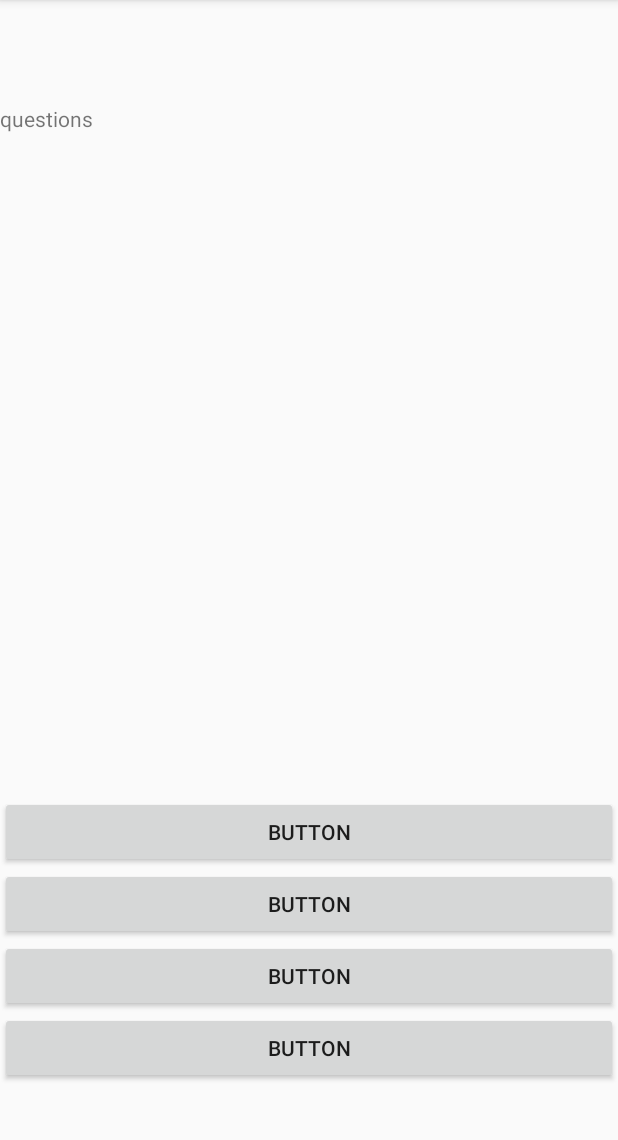
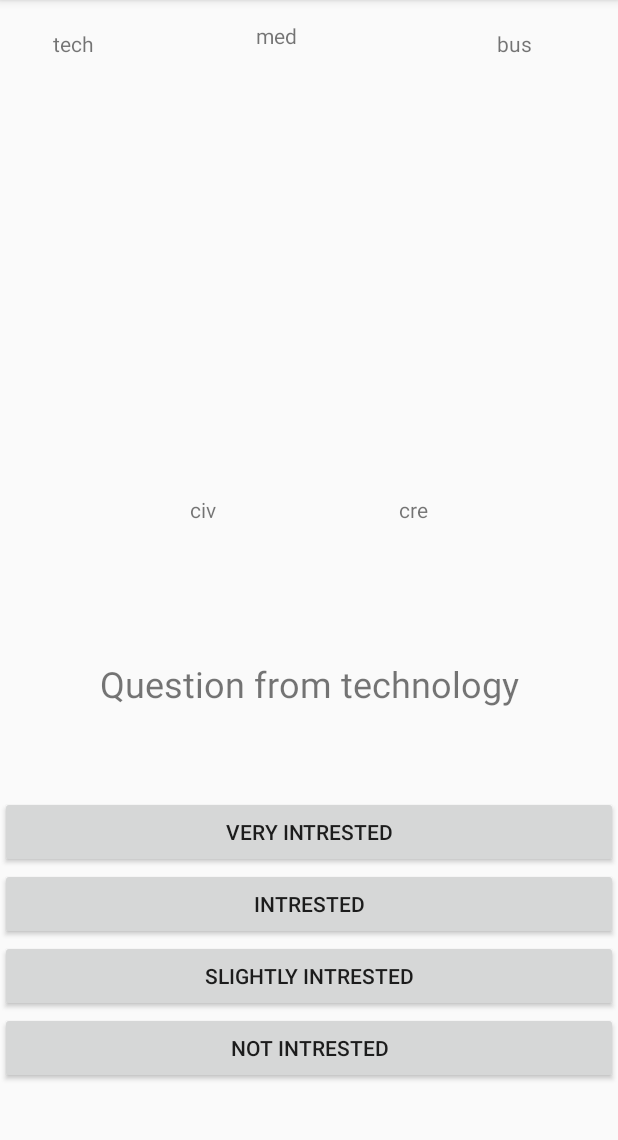
Before and after one commit to dinesh4u2k/Inside_In, an Android app: the quizpage screen opened directly, with no data from a screen before it, on a phone screen of 412 x 824 dp, the part 84-1224 px from its top. Run offline under Robolectric (Android 15) with nearby library versions, the phone set to English and light mode, and no system bars.

Commit message:
second try

```diff
--- /dev/null
+++ b/app/src/main/java/com/dinesh/project_x/Questions.java
@@ -0,0 +1,79 @@
+package com.dinesh.project_x;
+
+
+
+
+public class Questions {
+
+    public String mQuestions[] = {
+           "Question from technology",
+            "Question from Medicine",
+            "Question from business",
+            "Question from civil_service",
+            "Question from creativity",
+            "Question from technology",
+            "Question from Medicine",
+            "Question from civil_service",
+            "Question from business",
+            "Question from creativity",
+            "Question from technology",
+            "Question from Medicine",
+            "Question from business",
+            "Question from civil_service",
+            "Question from creativity",
+            "Question from technology",
+            "Question from Medicine",
+            "Question from business",
+            "Question from civil_service",
+            "Question from creativity"
+
+
+    };
+
+    private String mChoice[][] = {
+            {"Very Intrested","Intrested","Slightly Intrested","Not Intrested"},
+            {"Very Intrested","Intrested","Slightly Intrested","Not Intrested"},
+            {"Very Intrested","Intrested","Slightly Intrested","Not Intrested"},
+            {"Very Intrested","Intrested","Slightly Intrested","Not Intrested"},
+            {"Very Intrested","Intrested","Slightly Intrested","Not Intrested"},
+            {"Very Intrested","Intrested","Slightly Intrested","Not Intrested"},
+            {"Very Intrested","Intrested","Slightly Intrested","Not Intrested"},
+            {"Very Intrested","Intrested","Slightly Intrested","Not Intrested"},
+            {"Very Intrested","Intrested","Slightly Intrested","Not Intrested"},
+            {"Very Intrested","Intrested","Slightly Intrested","Not Intrested"},
+            {"Very Intrested","Intrested","Slightly Intrested","Not Intrested"},
+            {"Very Intrested","Intrested","Slightly Intrested","Not Intrested"},
+            {"Very Intrested","Intrested","Slightly Intrested","Not Intrested"},
+            {"Very Intrested","Intrested","Slightly Intrested","Not Intrested"},
+            {"Very Intrested","Intrested","Slightly Intrested","Not Intrested"},
+            {"Very Intrested","Intrested","Slightly Intrested","Not Intrested"},
+            {"Very Intrested","Intrested","Slightly Intrested","Not Intrested"},
+            {"Very Intrested","Intrested","Slightly Intrested","Not Intrested"},
+            {"Very Intrested","Intrested","Slightly Intrested","Not Intrested"},
+            {"Very Intrested","Intrested","Slightly Intrested","Not Intrested"}
+
+    };
+
+    public String getQuestion(int a){
+        String question = mQuestions[a];
+        return question;
+    }
+
+    public String getoption1(int a){
+        String choice = mChoice[a][0];
+        return choice;
+    }
+
+    public String getoption2(int a){
+        String choice = mChoice[a][1];
+        return choice;
+    }
+    public String getoption3(int a){
+        String choice = mChoice[a][2];
+        return choice;
+    }
+    public String getoption4(int a){
+        String choice = mChoice[a][3];
+        return choice;
+    }
+}
--- a/app/src/main/java/com/dinesh/project_x/quizpage.java
+++ b/app/src/main/java/com/dinesh/project_x/quizpage.java
@@ -2,18 +2,131 @@ package com.dinesh.project_x;
 import android.os.Handler;
 import android.support.v7.app.AppCompatActivity;
 import android.os.Bundle;
+import android.view.View;
+import android.widget.Button;
+import android.widget.TextView;
 import android.widget.Toast;
+
+
 
 
 public class quizpage extends AppCompatActivity {
 
+    Button option1,option2,option3,option4;
+    TextView question,technology1,medicine1,business1,civil_services1, creative1;
+    private Questions mQuestions = new Questions();
+
+    private int mQuestionNumber= 0;
+
     boolean doubleTap = false;
+
+    int dep[];
+    int i=0;
+  /*  int tech =0;
+    int med = 0;
+    int bus = 0;
+    int civ = 0;
+    int cre = 0;*/
+
 
     @Override
     protected void onCreate(Bundle savedInstanceState) {
         super.onCreate(savedInstanceState);
         setContentView(R.layout.activity_quizpage);
+
+
+
+        option1 = (Button) findViewById(R.id.option1);
+        option2 = (Button) findViewById(R.id.option2);
+        option3 = (Button) findViewById(R.id.option3);
+        option4 = (Button) findViewById(R.id.option4);
+        question = (TextView) findViewById(R.id.question);
+        technology1 = (TextView) findViewById(R.id.technology1);
+        medicine1 = (TextView) findViewById(R.id.medicine1);
+        business1 = (TextView) findViewById(R.id.business1);
+        civil_services1 = (TextView) findViewById(R.id.civil_services1);
+        creative1 = (TextView) findViewById(R.id.creative1);
+
+        updateQuestion();
+
+
+        option1.setOnClickListener(new View.OnClickListener() {
+            @Override
+            public void onClick(View v) {
+                dep[i]=4;
+                i++;
+                updateQuestion();
+
+            }
+        });
+        option2.setOnClickListener(new View.OnClickListener() {
+            @Override
+            public void onClick(View v) {
+                dep[i]=3;
+                i++;
+                updateQuestion();
+
+            }
+        });
+        option3.setOnClickListener(new View.OnClickListener() {
+            @Override
+            public void onClick(View v) {
+                dep[i]=2;
+                i++;
+                updateQuestion();
+
+            }
+        });
+        option4.setOnClickListener(new View.OnClickListener() {
+            @Override
+            public void onClick(View v) {
+                dep[i]=1;
+                i++;
+                updateQuestion();
+
+            }
+
+        });
+       /*technology();
+        medecine();
+        business();
+        civil_services();
+        creative();*/
     }
+
+        public void updateQuestion() {
+            question.setText(mQuestions.getQuestion(mQuestionNumber));
+            option1.setText(mQuestions.getoption1(mQuestionNumber));
+            option2.setText(mQuestions.getoption2(mQuestionNumber));
+            option3.setText(mQuestions.getoption3(mQuestionNumber));
+            option4.setText(mQuestions.getoption4(mQuestionNumber));
+            mQuestionNumber++;
+        }
+
+
+    /*public void technology(){
+        tech = dep[1] + dep[6] + dep[11] + dep[16];
+        technology1.setText(tech);
+    }
+    public void medecine(){
+        med = dep[2] + dep[7] + dep[12] + dep[17];
+        medicine1.setText( med);
+    }
+    public void business(){
+        bus = dep[3] + dep[8] + dep[13] + dep[18];
+        business1.setText(bus);
+
+    }
+    public void civil_services(){
+        civ = dep[4] + dep[9] + dep[14] + dep[19];
+        civil_services1.setText(civ);
+    }
+    public void creative(){
+        cre = dep[5] + dep[10] + dep[15] + dep[20];
+        creative1.setText(cre);
+    }*/
+
+
 
     public void onBackPressed(){
         if(doubleTap){
--- a/app/src/main/res/layout/activity_quizpage.xml
+++ b/app/src/main/res/layout/activity_quizpage.xml
@@ -13,6 +13,7 @@
         android:layout_width="match_parent"
         android:layout_height="wrap_content"
         android:text="@string/button3"
+        android:gravity="center"
         android:layout_marginBottom="45dp"
         android:layout_alignParentBottom="true"
         android:layout_alignParentLeft="true"
@@ -23,6 +24,7 @@
         android:layout_width="match_parent"
         android:layout_height="wrap_content"
         android:text="@string/button2"
+        android:gravity="center"
         android:layout_above="@+id/option4"
         android:layout_alignParentLeft="true"
         android:layout_alignParentStart="true" />
@@ -32,6 +34,7 @@
         android:layout_width="match_parent"
         android:layout_height="wrap_content"
         android:text="@string/button1"
+        android:gravity="center"
         android:layout_above="@+id/option3"
         android:layout_alignParentLeft="true"
         android:layout_alignParentStart="true" />
@@ -41,15 +44,74 @@
         android:layout_width="match_parent"
         android:layout_height="wrap_content"
         android:text="@string/button"
+        android:gravity="center"
         android:layout_alignParentLeft="true"
         android:layout_alignParentStart="true"
         android:layout_above="@+id/option2" />
 
     <TextView
         android:id="@+id/question"
+        android:gravity="center"
+        android:textSize="24sp"
         android:layout_width="match_parent"
         android:layout_height="150dp"
+        android:text="@string/questions"
+        android:layout_above="@+id/option1"
+        android:layout_alignParentLeft="true"
+        android:layout_alignParentStart="true" />
+
+    <TextView
+        android:id="@+id/technology1"
+        android:layout_width="70dp"
+        android:layout_height="30dp"
+        android:layout_alignParentLeft="true"
+        android:layout_alignParentStart="true"
         android:layout_alignParentTop="true"
-        android:layout_marginTop="69dp"
-        android:text="@string/questions" />
+        android:layout_marginLeft="14dp"
+        android:layout_marginStart="14dp"
+        android:layout_marginTop="14dp"
+        android:gravity="center"
+        android:text="tech" />
+
+    <TextView
+        android:id="@+id/medicine1"
+        android:layout_width="70dp"
+        android:layout_height="30dp"
+        android:layout_alignTop="@+id/technology1"
+        android:layout_centerHorizontal="true"
+        android:text="med" />
+
+    <TextView
+        android:id="@+id/business1"
+        android:layout_width="70dp"
+        android:layout_height="30dp"
+        android:layout_alignBottom="@+id/medicine1"
+        android:layout_alignParentEnd="true"
+        android:layout_alignParentRight="true"
+        android:layout_marginEnd="34dp"
+        android:layout_marginRight="34dp"
+        android:gravity="center"
+        android:text="bus" />
+
+    <TextView
+        android:id="@+id/civil_services1"
+        android:layout_width="70dp"
+        android:layout_height="30dp"
+        android:layout_above="@+id/question"
+        android:layout_marginBottom="26dp"
+        android:layout_toLeftOf="@+id/medicine1"
+        android:layout_toStartOf="@+id/medicine1"
+        android:gravity="center"
+        android:text="civ" />
+
+    <TextView
+        android:id="@+id/creative1"
+        android:layout_width="70dp"
+        android:layout_height="30dp"
+        android:layout_alignBottom="@+id/civil_services1"
+        android:layout_toEndOf="@+id/medicine1"
+        android:layout_toRightOf="@+id/medicine1"
+        android:gravity="center"
+        android:text="cre" />
+
 </RelativeLayout>
```
